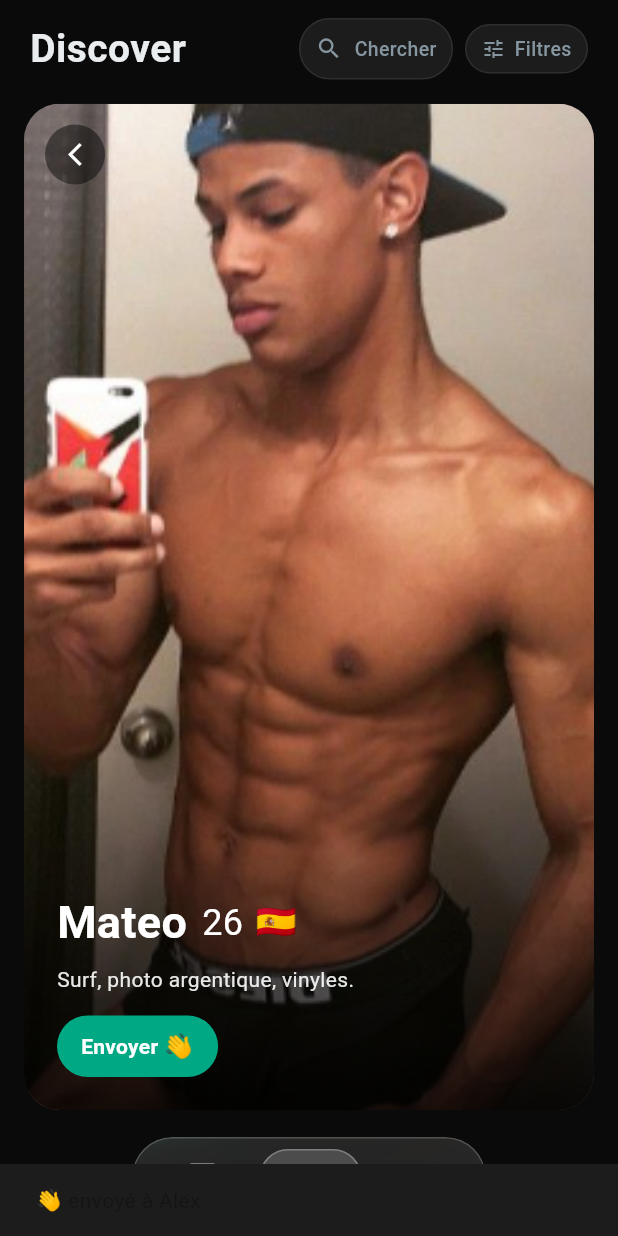
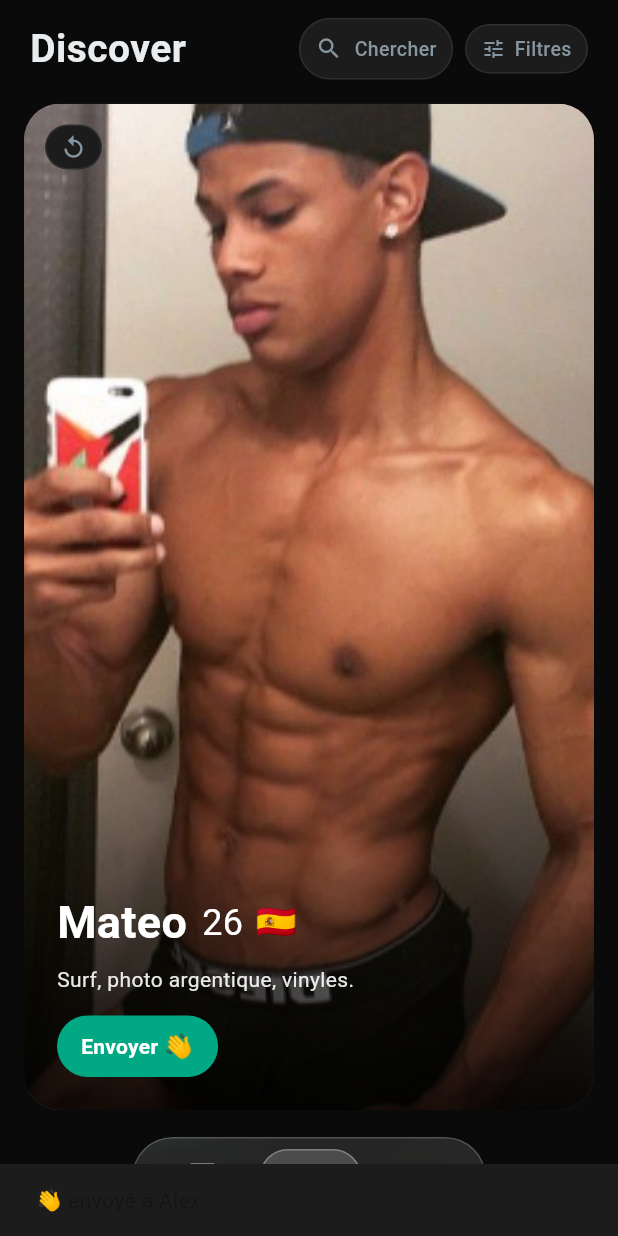
Before and after one commit to djeffarhaouanouh-svg/translate, a Flutter app: the screen it shows once a user with an empty profile is signed in, after a tap on "Chercher", after a tap on the "close" icon, after a tap on "Envoyer", on a phone screen of 412 x 824 dp. Run offline on Flutter 3.47's test engine with Material 3 defaults, Android fonts, the phone set to English and light mode, and no system bars; our stand-ins replace image_picker, permission_handler, shared_preferences, supabase_flutter; missing offline and left inert: flutter_webrtc, livekit_client; accounts and stored records are empty.

Commit message:
fix(discover): rewind button — curved arrow, gray pill matching header pills
Switched from filled black circle with arrow_back_ios_new to a gray pill (Icons.replay — curved U-turn arrow) styled like the Chercher / Filtres pills in the header so the three control surfaces share a visual scale.

Co-Authored-By: Claude Opus 4.7 (1M context) <noreply@anthropic.com>

```diff
--- a/lib/screens/discover_screen.dart
+++ b/lib/screens/discover_screen.dart
@@ -921,8 +921,9 @@ class _AddButtonState extends State<_AddButton>
   }
 }
 
-/// Circular "rewind" button — top-left of the top card. Shown only when
-/// there's a previous profile to return to.
+/// "Rewind" button — top-left of the top card. Curved U-turn arrow,
+/// styled like the Chercher / Filtres pills in the header (same gray
+/// background, same height). Shown only when there's a previous profile.
 class _BackButton extends StatelessWidget {
   const _BackButton({required this.onTap});
   final VoidCallback onTap;
@@ -930,18 +931,20 @@ class _BackButton extends StatelessWidget {
   @override
   Widget build(BuildContext context) {
     return Material(
-      color: Colors.black.withValues(alpha: 0.45),
-      shape: const CircleBorder(),
+      color: WhatsAppCallTheme.bar,
+      shape: RoundedRectangleBorder(
+        borderRadius: BorderRadius.circular(999),
+        side: BorderSide(color: Colors.white.withValues(alpha: 0.08)),
+      ),
       child: InkWell(
-        customBorder: const CircleBorder(),
+        borderRadius: BorderRadius.circular(999),
         onTap: onTap,
-        child: const SizedBox(
-          width: 40,
-          height: 40,
+        child: const Padding(
+          padding: EdgeInsets.symmetric(horizontal: 10, vertical: 6),
           child: Icon(
-            Icons.arrow_back_ios_new,
-            color: Colors.white,
+            Icons.replay,
             size: 18,
+            color: WhatsAppCallTheme.subtleText,
           ),
         ),
       ),
```
